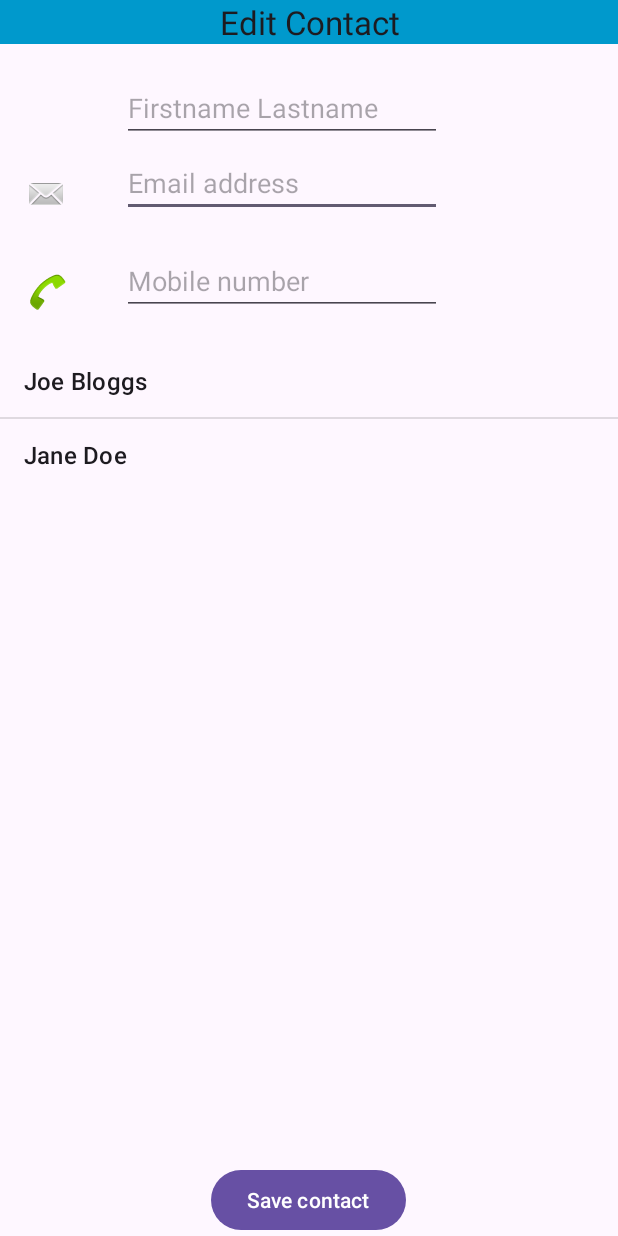
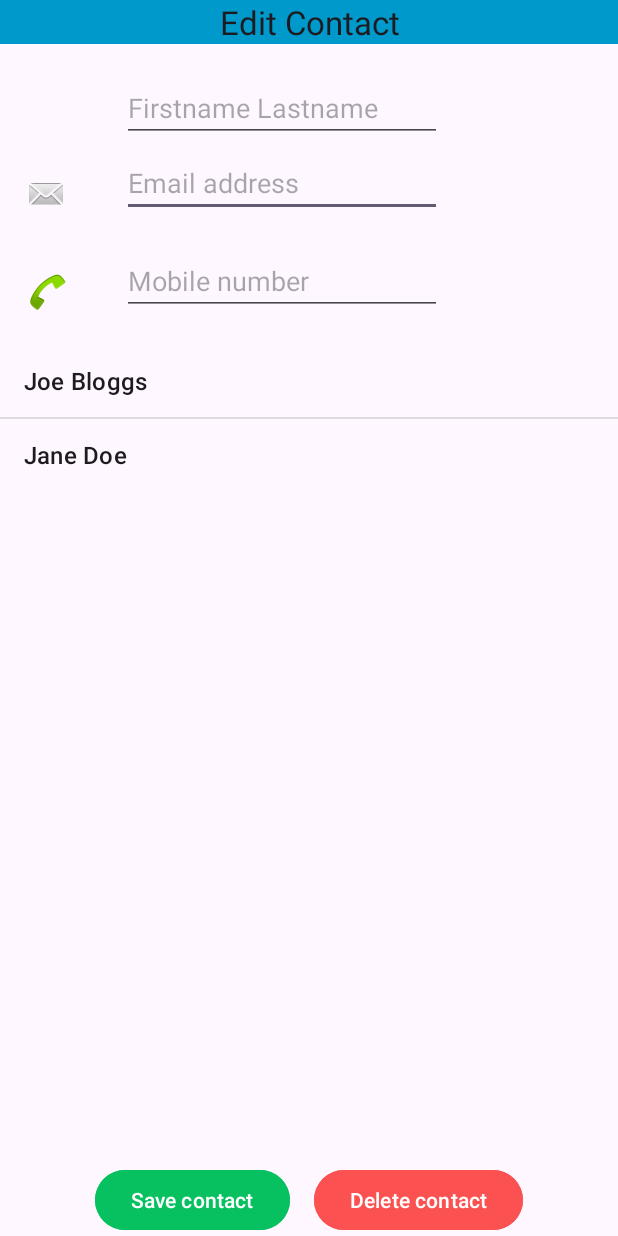
Before and after one commit to lucasjli/Android_basic, an Android app: the screen it shows after launch (MainActivity), on a phone screen of 412 x 824 dp. Run offline under Robolectric (Android 15) with nearby library versions, the phone set to English and light mode, and no system bars; our stand-ins replace Room's generated code.

Commit message:
1. Add delete button 2. Adjust two button's position

```diff
--- a/app/src/main/res/layout/activity_main.xml
+++ b/app/src/main/res/layout/activity_main.xml
@@ -86,12 +86,27 @@
         android:layout_marginBottom="20dp"
         />
 
-    <Button
-        android:id="@+id/btnSubmit"
+    <LinearLayout
+        android:id="@+id/buttonRow"
         android:layout_width="wrap_content"
         android:layout_height="wrap_content"
         android:layout_alignParentBottom="true"
         android:layout_centerHorizontal="true"
-        android:onClick="saveContact"
-        android:text="Save contact" />
+        android:orientation="horizontal">
+        <Button
+            android:id="@+id/btnSubmit"
+            android:layout_width="wrap_content"
+            android:layout_height="wrap_content"
+            android:onClick="saveContact"
+            android:text="Save contact"
+            android:backgroundTint="@color/button_save_green" />
+        <Button
+            android:id="@+id/btnDelete"
+            android:layout_width="wrap_content"
+            android:layout_height="wrap_content"
+            android:layout_marginLeft="16dp"
+            android:text="Delete contact"
+            android:onClick="deleteContact"
+            android:backgroundTint="@color/button_delete_red" />
+    </LinearLayout>
 </RelativeLayout>
```
Also changed, not shown: app/src/main/res/layout/itcontact_editor.xml (+19 -4 lines).
